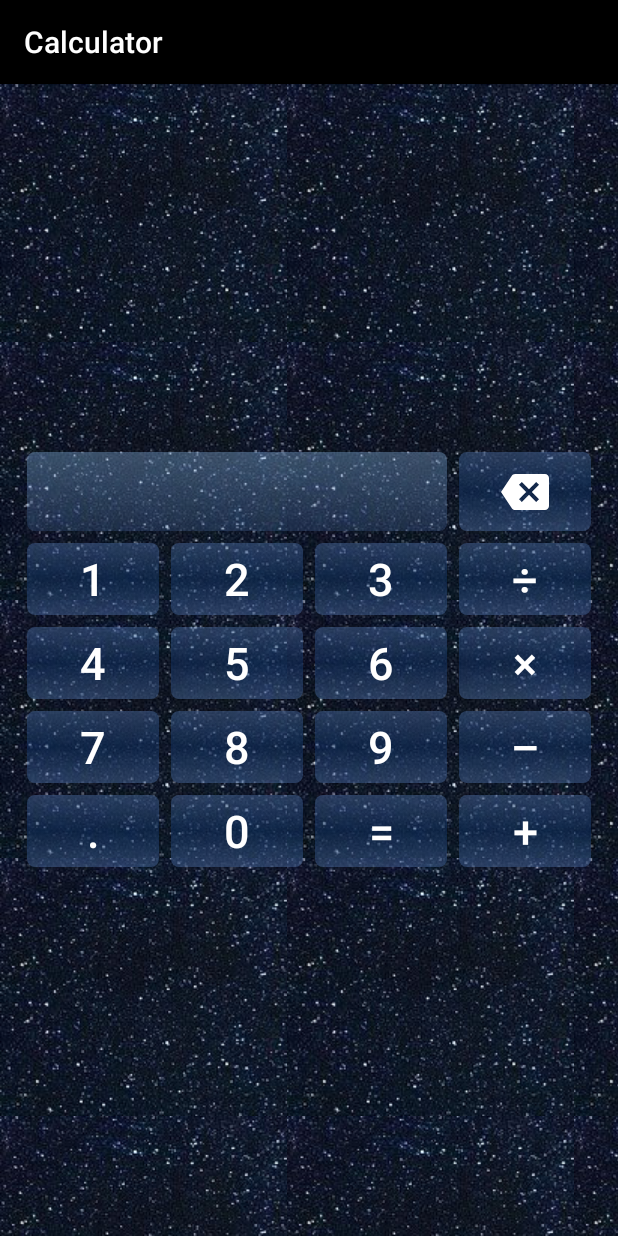
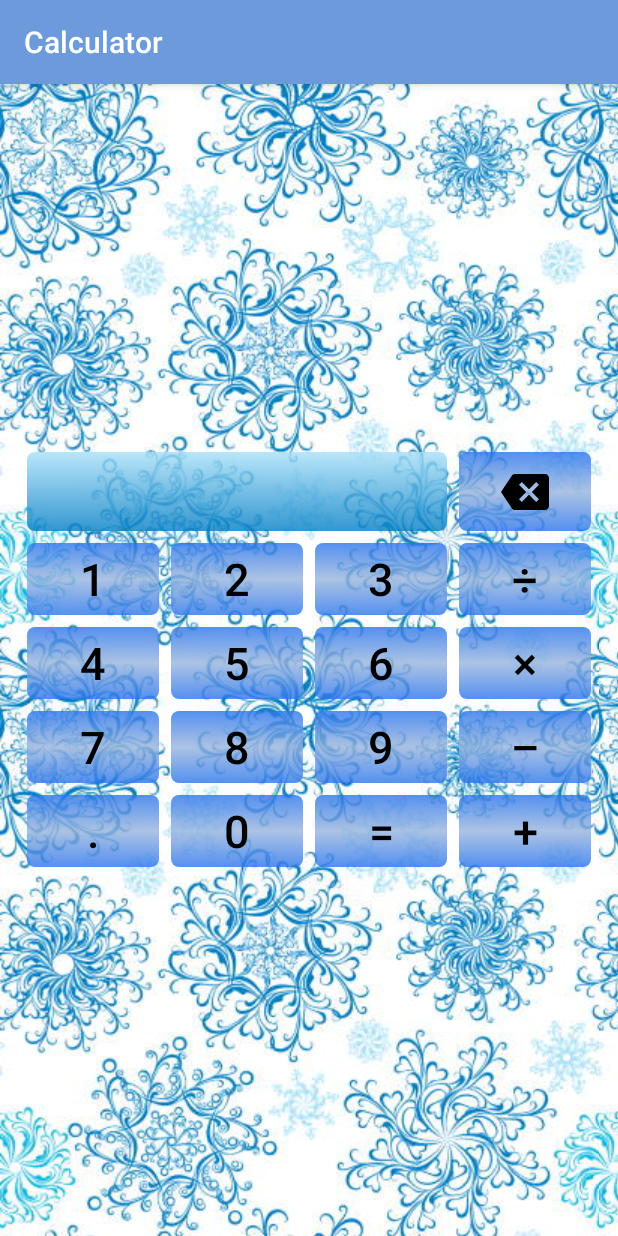
Before and after one commit to NeoSvet/Android1, an Android app: the screen it shows after launch (MainActivity), on a phone screen of 412 x 824 dp. Run offline under Robolectric (Android 15) with nearby library versions, the phone set to English and light mode, and no system bars.

Commit message:
created light theme

```diff
--- /dev/null
+++ b/Calculator/src/main/res/drawable/blue_field.xml
@@ -0,0 +1,5 @@
+<bitmap
+    xmlns:android="http://schemas.android.com/apk/res/android"
+	android:src="@drawable/blue_pattern"
+    android:tileMode="repeat"
+    android:dither="true" />
--- a/Calculator/src/main/res/values/themes.xml
+++ b/Calculator/src/main/res/values/themes.xml
@@ -2,19 +2,19 @@
     <!-- Base application theme. -->
     <style name="Theme.Android1" parent="Theme.AppCompat">
         <!-- Primary brand color. -->
-        <item name="colorPrimary">@color/black</item>
-        <item name="colorPrimaryVariant">#80113366</item>
-        <item name="colorOnPrimary">@color/white</item>
+        <item name="colorPrimary">#6C9ADA</item>
+        <item name="colorPrimaryVariant">#CC98B4DD</item>
+        <item name="colorOnPrimary">@color/black</item>
         <!-- Secondary brand color. -->
-        <item name="colorSecondary">#5599ccff</item>
-        <item name="colorSecondaryVariant">#55406092</item>
-        <item name="colorOnSecondary">#48689b</item>
+        <item name="colorSecondary">#CCA9E1F9</item>
+        <item name="colorSecondaryVariant">#CC017EC6</item>
+        <item name="colorOnSecondary">#99ccff</item>
         <!-- Status bar color. -->
         <item name="android:statusBarColor" tools:targetApi="l">?attr/colorPrimary</item>
         <!-- Customize your theme here. -->
-        <item name="colorAccent">#77C09FE5</item>
-        <item name="colorOnPrimarySurface">#8048689b</item>
-        <item name="CalculatorBackground">@drawable/star_sky</item>
+        <item name="colorAccent">#CC9347E8</item>
+        <item name="colorOnPrimarySurface">#CC2A75ED</item>
+        <item name="CalculatorBackground">@drawable/blue_field</item>
     </style>
 
     <style name="Button">
```
Also changed, not shown: Calculator/src/main/res/drawable/blue_pattern.jpg (added).
